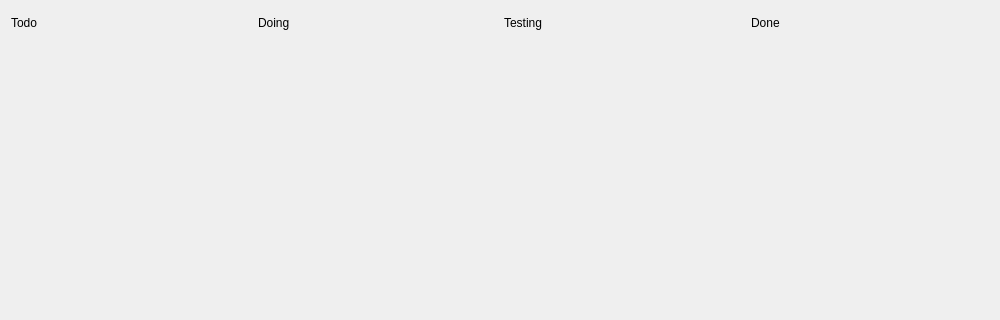
The window that SourceCode/Revelation/Revelation.ui (rhzxg/Revelation) describes before a commit, drawn with Qt 5; both pictures show x 0 to 1000 and y 0 to 320 of the 1000 by 500 pixel window.
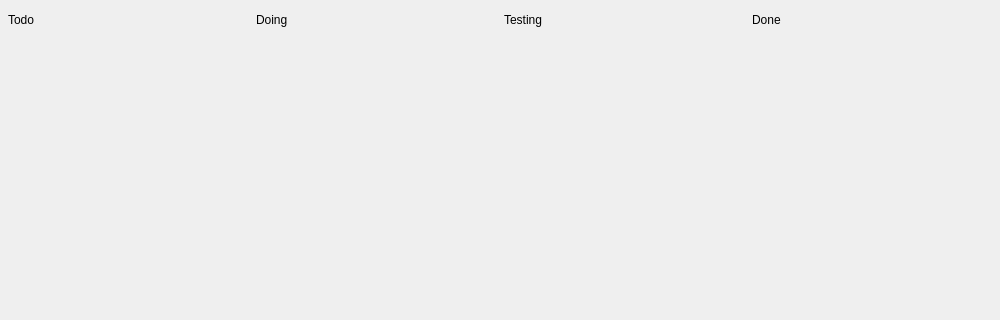
The same window after the commit.

Commit message: feat: central widget & side bar ui change; add list view

The edit to the form file:
```diff
--- a/SourceCode/Revelation/Revelation.ui
+++ b/SourceCode/Revelation/Revelation.ui
@@ -13,14 +13,23 @@
   <property name="windowTitle">
    <string>Revelation</string>
   </property>
-  <layout class="QHBoxLayout" name="horizontalLayout" stretch="1,1,1,1">
+  <layout class="QGridLayout" name="gridLayout_2">
+   <property name="leftMargin">
+    <number>8</number>
+   </property>
+   <property name="topMargin">
+    <number>8</number>
+   </property>
    <property name="rightMargin">
-    <number>9</number>
+    <number>8</number>
    </property>
    <property name="bottomMargin">
-    <number>9</number>
+    <number>8</number>
    </property>
-   <item>
+   <property name="spacing">
+    <number>8</number>
+   </property>
+   <item row="0" column="0">
     <layout class="QVBoxLayout" name="verticalLayout" stretch="0,1">
      <item>
       <widget class="QLabel" name="labelTitleTodo">
@@ -40,7 +49,7 @@
      </item>
     </layout>
    </item>
-   <item>
+   <item row="0" column="1">
     <layout class="QVBoxLayout" name="verticalLayout_2" stretch="0,1">
      <item>
       <widget class="QLabel" name="labelTitleProgramming">
@@ -60,7 +69,7 @@
      </item>
     </layout>
    </item>
-   <item>
+   <item row="0" column="2">
     <layout class="QVBoxLayout" name="verticalLayout_3" stretch="0,1">
      <item>
       <widget class="QLabel" name="labelTitleTesting">
@@ -80,7 +89,7 @@
      </item>
     </layout>
    </item>
-   <item>
+   <item row="0" column="3">
     <layout class="QVBoxLayout" name="verticalLayout_4" stretch="0,1">
      <item>
       <widget class="QLabel" name="labelTitleDone">
```
Left out of the diff: 4 changed lines with no effect on the pictures. The commit also changes 5 other files.
